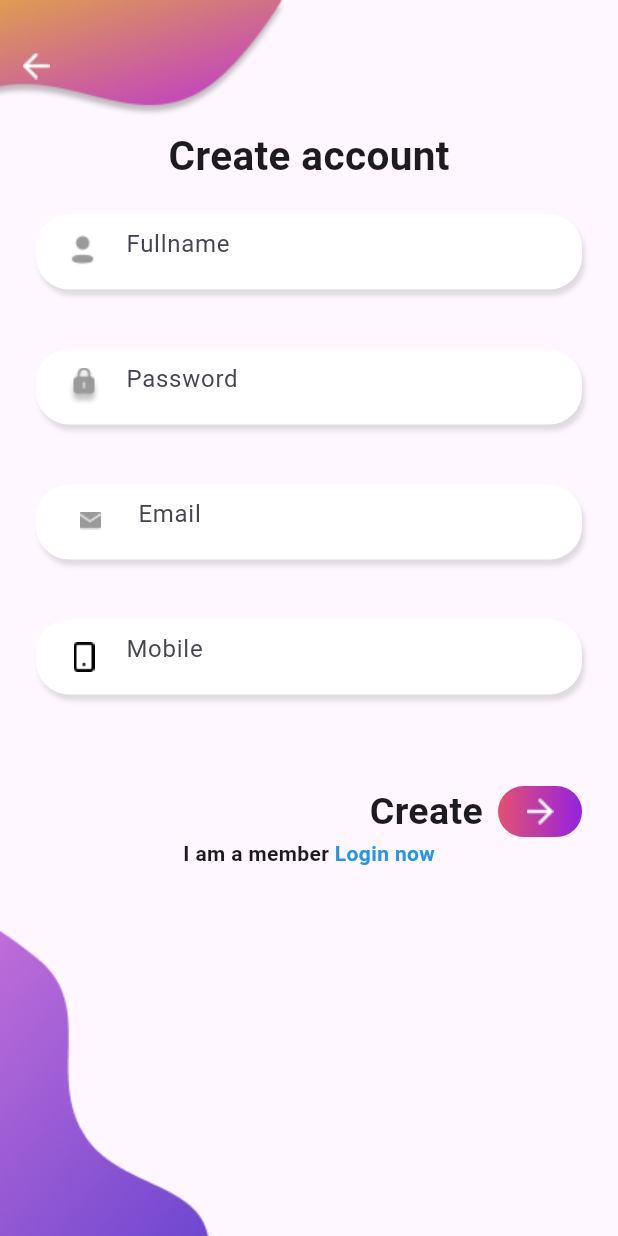
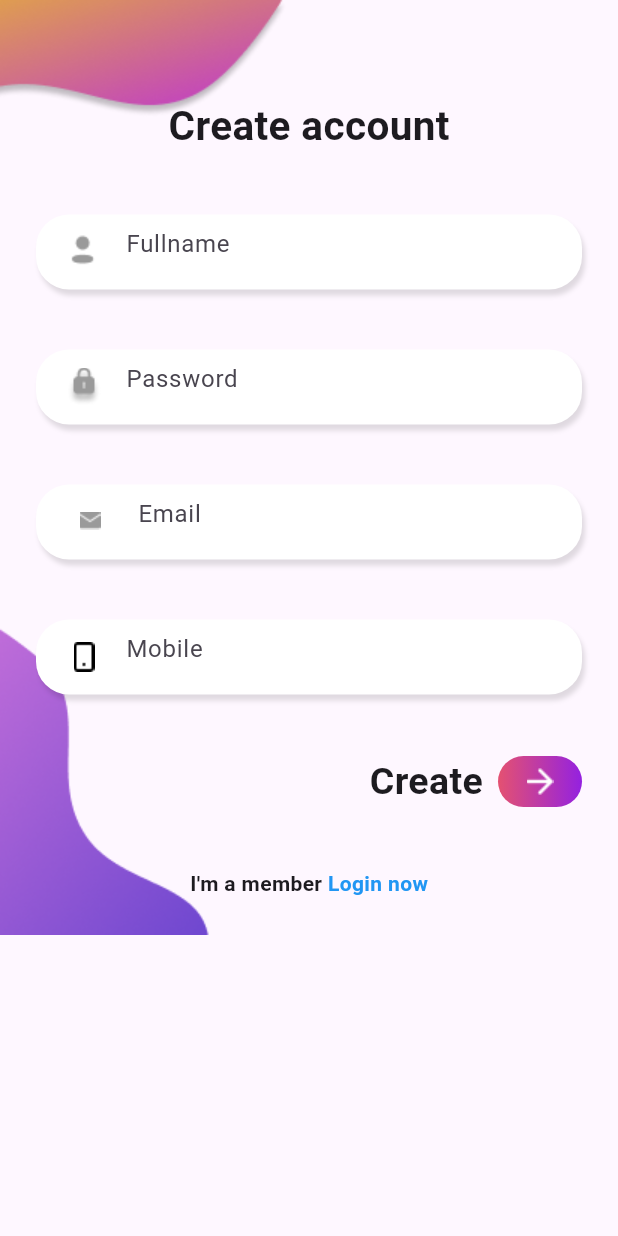
Before and after one commit to BlueSkyy07/demo, a Flutter app: the screen it shows after launch, after a tap on "Create", on a phone screen of 412 x 824 dp. Run offline on Flutter 3.47's test engine with Material 3 defaults, Android fonts, the phone set to English and light mode, and no system bars; our stand-ins replace cloud_firestore, firebase_auth, firebase_core, get; accounts and stored records are empty.

Commit message:
hiden password

```diff
--- a/lib/controller/controllerlogin.dart
+++ b/lib/controller/controllerlogin.dart
@@ -5,7 +5,7 @@ class ControllerLogin extends GetxController {
   RxString userEmail = ''.obs;
   RxString displayName = ''.obs;
   RxString sex = 'nam'.obs;
-
+  RxBool showPassword = false.obs;
   void loginSuccess() {
     checkLogin.value = true;
     print("checkLogin is now: ${checkLogin.value}");
@@ -18,4 +18,9 @@ class ControllerLogin extends GetxController {
     sex.value = 'nu';
     print("sex: ${sex.value}");
   }
+
+  void ShowTextPssword() {
+    showPassword.value = !showPassword.value;
+    print("showPassword: ${showPassword.value}");
+  }
 }
--- a/lib/pages/accountprofile_page.dart
+++ b/lib/pages/accountprofile_page.dart
@@ -175,7 +175,7 @@ class _AccountProfilePageState extends State<AccountProfilePage> {
 }
 
 void goToNextPage() {
-  Get.to(MyHomePage()); // Sử dụng GetX để điều hướng tới NextPage()
+  Get.off(() => MyHomePage()); // Sử dụng GetX để điều hướng tới NextPage()
 }
 
 void test() {
--- a/lib/pages/login.dart
+++ b/lib/pages/login.dart
@@ -1,9 +1,11 @@
+import 'package:demo/controller/controllerlogin.dart';
 import 'package:demo/pages/registerpage.dart';
 import 'package:demo/widgets/textfieldlogin.dart';
 import 'package:firebase_auth/firebase_auth.dart';
 import 'package:flutter/material.dart';
 import 'package:demo/values/app_assets.dart';
 import 'package:get/get.dart';
+import 'package:http/http.dart';
 
 class LoginPage extends StatefulWidget {
   final VoidCallback showRegisterPage;
@@ -17,6 +19,8 @@ class _LoginPageState extends State<LoginPage> {
   final _emailController = TextEditingController();
   final _passwordController = TextEditingController();
 
+  final ControllerLogin showPass = Get.put(ControllerLogin());
+
   Future signIn() async {
     try {
       await FirebaseAuth.instance.signInWithEmailAndPassword(
@@ -24,9 +28,28 @@ class _LoginPageState extends State<LoginPage> {
           password: _passwordController.text.trim());
     } on FirebaseAuthException catch (e) {
       if (e.code == 'user-not-found') {
-        print('No user found for that email.');
-      } else if (e.code == 'wrong-password') {
-        print('Wrong password provided for that user.');
+        // Get.defaultDialog(
+        //   title: "GeeksforGeeks",
+        //   middleText: "Hello world!",
+        //   backgroundColor: Colors.green,
+        //   titleStyle: TextStyle(color: Colors.white),
+        //   middleTextStyle: TextStyle(color: Colors.white),
+        // );
+        showDialog(
+          context: context,
+          builder: (context) => AlertDialog(
+            title: Text("Error"),
+            content: Text("Invalid email or password. Please try again."),
+            actions: [
+              TextButton(
+                onPressed: () {
+                  Navigator.pop(context); // Đóng dialog
+                },
+                child: Text("OK"),
+              ),
+            ],
+          ),
+        );
       }
     }
   }
@@ -41,6 +64,7 @@ class _LoginPageState extends State<LoginPage> {
   @override
   Widget build(BuildContext context) {
     Size size = MediaQuery.of(context).size;
+    showPass.showPassword.value = false;
     return Scaffold(
       body: Stack(
         children: [
@@ -87,15 +111,33 @@ class _LoginPageState extends State<LoginPage> {
                     height: 20,
                   ),
                   buildTextFieldLogin(
-                      controller: _emailController,
-                      hintText: "Email",
-                      prefixIcon: Image.asset(AppAssets.email)),
+                    controller: _emailController,
+                    hintText: "Email",
+                    prefixIcon:
+                        Image.asset(AppAssets.email, height: 22, width: 26),
+                    suffixIcon: null,
+                  ),
                   SizedBox(height: 40),
-                  buildTextFieldLogin(
-                      controller: _passwordController,
-                      obscureText: true,
-                      hintText: "Password",
-                      prefixIcon: Image.asset(AppAssets.password)),
+                  Obx(() => buildTextFieldLogin(
+                        controller: _passwordController,
+                        obscureText: !showPass.showPassword.value,
+                        hintText: "Password",
+                        prefixIcon: Image.asset(
+                          AppAssets.password,
+                          height: 22,
+                          width: 26,
+                        ),
+                        suffixIcon: IconButton(
+                          icon: Icon(
+                            showPass.showPassword.value
+                                ? Icons.visibility
+                                : Icons.visibility_off,
+                          ),
+                          onPressed: () {
+                            showPass.ShowTextPssword();
+                          },
+                        ),
+                      )),
                   SizedBox(height: 20),
                   Container(
                     height: 50,
--- a/lib/pages/registerpage.dart
+++ b/lib/pages/registerpage.dart
@@ -21,6 +21,8 @@ class _RegisterPageState extends State<RegisterPage> {
     final _passwordController = TextEditingController();
     final _emailController = TextEditingController();
     final _mobileController = TextEditingController();
+    Size sizeh = MediaQuery.of(context).size;
+    Size sizew = MediaQuery.of(context).size;
 
     Future<void> addUserToFirestore(
         String fullname, String phone, String email) async {
@@ -135,35 +137,42 @@ class _RegisterPageState extends State<RegisterPage> {
             bottom: 0,
             child: Image.asset(AppAssets.backgroundReg2),
           ),
-          Positioned(
-              top: 20,
-              child: IconButton(
-                  onPressed: () {
-                    Get.back();
-                  },
-                  icon: Image.asset(AppAssets.vectorback))),
-          Center(
+          // Positioned.fill(
+          //   top: 60,
+          //   child: Align(
+          //     alignment: Alignment.topCenter,
+          //     child: Container(
+          //       child: Text(
+          //         "Create account",
+          //         style: TextStyle(fontSize: 27, fontWeight: FontWeight.bold),
+          //       ),
+          //     ),
+          //   ),
+          // ),
+          SingleChildScrollView(
+            child: Center(
               child: Padding(
                 padding: const EdgeInsets.all(24.0),
                 child: Column(
                   children: [
                     SizedBox(
-                    height: 60,
+                      height: 40,
                     ),
                     Container(
                       child: Text(
                         "Create account",
-                      style:
-                          TextStyle(fontSize: 27, fontWeight: FontWeight.bold),
+                        style: TextStyle(
+                            fontSize: 27, fontWeight: FontWeight.bold),
                       ),
                     ),
                     SizedBox(
-                    height: 20,
+                      height: 40,
                     ),
                     buildTextFieldLogin(
                         controller: _fullnameController,
                         hintText: "Fullname",
-                      prefixIcon: Image.asset(AppAssets.profile)),
+                        prefixIcon: Image.asset(AppAssets.profile),
+                        suffixIcon: null),
                     SizedBox(
                       height: 40,
                     ),
@@ -171,23 +180,26 @@ class _RegisterPageState extends State<RegisterPage> {
                         controller: _passwordController,
                         obscureText: true,
                         hintText: "Password",
-                      prefixIcon: Image.asset(AppAssets.password)),
+                        prefixIcon: Image.asset(AppAssets.password),
+                        suffixIcon: null),
                     SizedBox(
                       height: 40,
                     ),
                     buildTextFieldLogin(
                         controller: _emailController,
                         hintText: "Email",
-                      prefixIcon: Image.asset(AppAssets.email)),
+                        prefixIcon: Image.asset(AppAssets.email),
+                        suffixIcon: null),
                     SizedBox(
                       height: 40,
                     ),
                     buildTextFieldLogin(
                         controller: _mobileController,
                         hintText: "Mobile",
-                      prefixIcon: Image.asset(AppAssets.phone)),
+                        prefixIcon: Image.asset(AppAssets.phone),
+                        suffixIcon: null),
                     SizedBox(
-                    height: 60,
+                      height: 40,
                     ),
                     Container(
                       child: Row(
@@ -222,11 +234,14 @@ class _RegisterPageState extends State<RegisterPage> {
                         ],
                       ),
                     ),
+                    SizedBox(
+                      height: 40,
+                    ),
                     Row(
                       mainAxisAlignment: MainAxisAlignment.center,
                       children: [
                         Text(
-                        'I am a member',
+                          'I\'m a member',
                           style: TextStyle(fontWeight: FontWeight.bold),
                         ),
                         GestureDetector(
@@ -240,11 +255,12 @@ class _RegisterPageState extends State<RegisterPage> {
                           ),
                         )
                       ],
-                  )
+                    ),
                   ],
                 ),
               ),
-          )
+            ),
+          ),
         ],
       ),
     );
--- a/lib/widgets/textfieldlogin.dart
+++ b/lib/widgets/textfieldlogin.dart
@@ -4,6 +4,7 @@ Widget buildTextFieldLogin({
   required TextEditingController controller,
   required String hintText,
   required Widget prefixIcon,
+  required Widget? suffixIcon,
   bool obscureText = false,
 }) {
   return Container(
@@ -28,8 +29,7 @@ Widget buildTextFieldLogin({
               border: InputBorder.none,
               hintText: hintText,
               prefixIcon: prefixIcon,
-        ),
-      ),
-    ),
-  );
+              suffixIcon: suffixIcon != null ? suffixIcon : null,
+            )),
+      ));
 }
```
Also changed, not shown: lib/pages/searchpage.dart (+20 -1 lines), lib/widgets/itemcategory.dart (added). Lines whose indentation alone changed are shown as unchanged.
